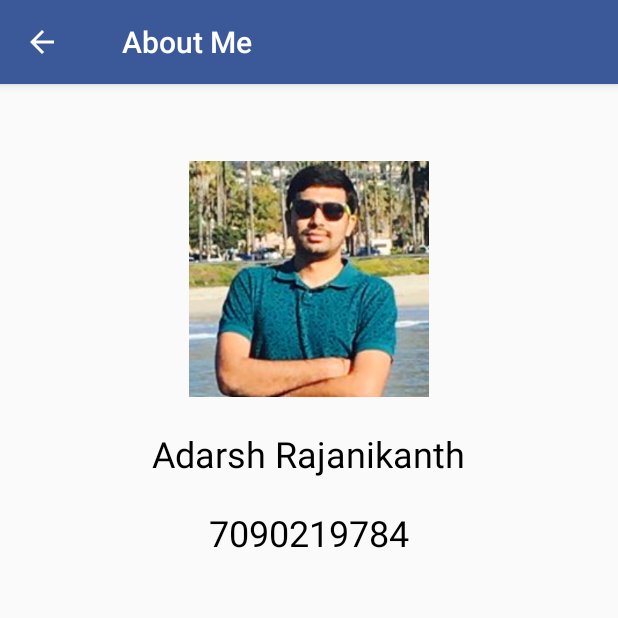
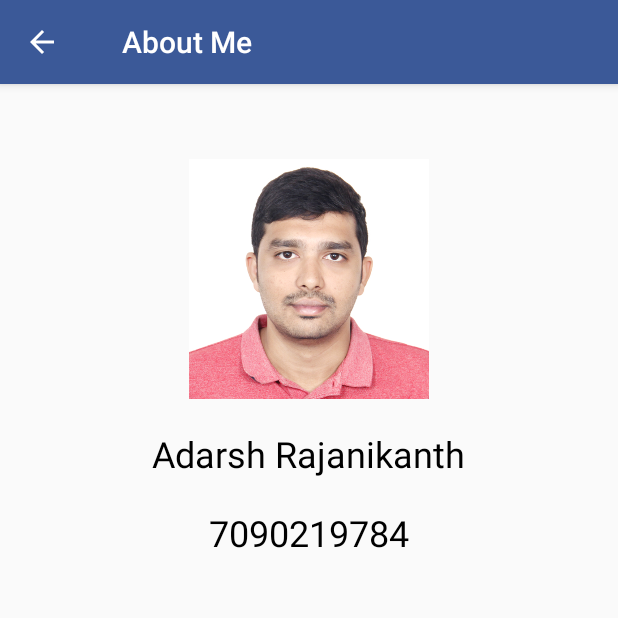
Before and after one commit to c4adarsh/SearchonFB, an Android app: the AboutMeActivity screen opened directly, with no data from a screen before it, on a phone screen of 412 x 824 dp, the top half of it. Run offline under Robolectric (Android 15) with nearby library versions, the phone set to English and light mode, and no system bars; our stand-ins replace data binding.

Commit message:
about me photo change

```diff
--- a/app/src/main/java/com/usc/searchonfb/Dagger/Module/NetModule.java
+++ b/app/src/main/java/com/usc/searchonfb/Dagger/Module/NetModule.java
@@ -48,7 +48,6 @@ public class NetModule {
     @Singleton
     Gson provideGson() {
         GsonBuilder gsonBuilder = new GsonBuilder();
-       // gsonBuilder.setFieldNamingPolicy(FieldNamingPolicy.UPPER_CAMEL_CASE_WITH_SPACES);
         return gsonBuilder.create();
     }
 
--- a/app/src/main/java/com/usc/searchonfb/FacebookApplication.java
+++ b/app/src/main/java/com/usc/searchonfb/FacebookApplication.java
@@ -23,7 +23,6 @@ public class FacebookApplication  extends Application {
                 .netModule(new NetModule("http://adarsh1.us-west-2.elasticbeanstalk.com/"))
                 .build();
         FacebookSdk.sdkInitialize(getApplicationContext());
-        //AppEventsLogger.activateApp(this);
     }
 
     public NetComponent getNetComponent() {
--- a/app/src/main/java/com/usc/searchonfb/View/Activity/MainActivity.java
+++ b/app/src/main/java/com/usc/searchonfb/View/Activity/MainActivity.java
@@ -52,7 +52,6 @@ public class MainActivity extends AppCompatActivity
         navigationView.setNavigationItemSelectedListener(this);
         navigationView.getMenu().getItem(0).setChecked(true);
 
-        //Request Permission and initialize google client
         if (Build.VERSION.SDK_INT >= 23) {
             requestPermission();
         }
@@ -144,8 +143,6 @@ public class MainActivity extends AppCompatActivity
 
     @Override
     public void onConnected(@Nullable Bundle bundle) {
-        Log.i(MainActivity.class.getSimpleName(), "Connected to Google Play Services!");
-
         boolean isPermissionGranted = false;
         if (Build.VERSION.SDK_INT >= 23) {
             if (ContextCompat.checkSelfPermission(this, Manifest.permission.ACCESS_COARSE_LOCATION)
@@ -162,7 +159,6 @@ public class MainActivity extends AppCompatActivity
                 lat = lastLocation.getLatitude();
                 lng = lastLocation.getLongitude();
                 isLocationFound = true;
-                Log.i(MainActivity.class.getSimpleName(), "lat" + lat + " lng" + lng);
                 FacebookApplicationModel.getFacebookApplicationModel().setLat(lat);
                 FacebookApplicationModel.getFacebookApplicationModel().setLon(lng);
             }
--- a/app/src/main/java/com/usc/searchonfb/view/activity/DetailsActivity.java
+++ b/app/src/main/java/com/usc/searchonfb/view/activity/DetailsActivity.java
@@ -138,7 +138,6 @@ public class DetailsActivity extends AppCompatActivity implements DetailsPresent
     }
 
     private void facebookSDKInitialize() {
-        /*FacebookSdk.sdkInitialize(getApplicationContext());*/
         callbackManager = CallbackManager.Factory.create();
     }
 
--- a/app/src/main/res/layout/activity_about_me.xml
+++ b/app/src/main/res/layout/activity_about_me.xml
@@ -38,7 +38,7 @@
             <ImageView
                 android:layout_width="160dp"
                 android:layout_height="160dp"
-                android:src="@drawable/profile_picture" />
+                android:src="@drawable/profile_pic" />
 
             <TextView
                 android:layout_width="wrap_content"
```
Also changed, not shown: app/src/main/res/drawable/profile_pic.jpg (added).
